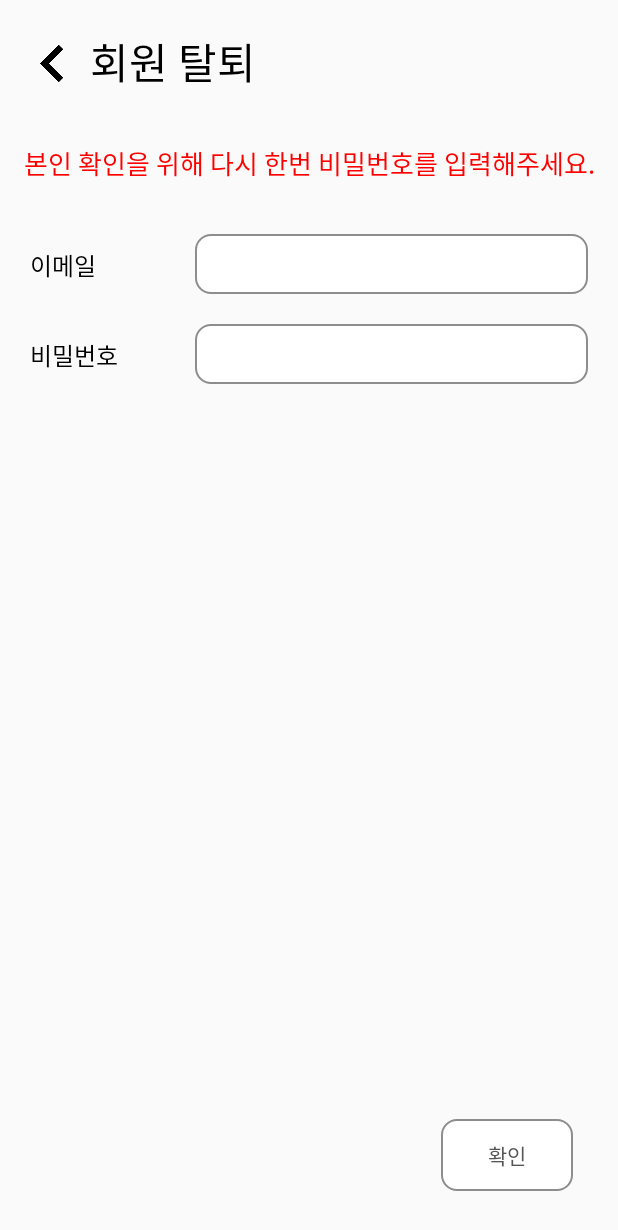
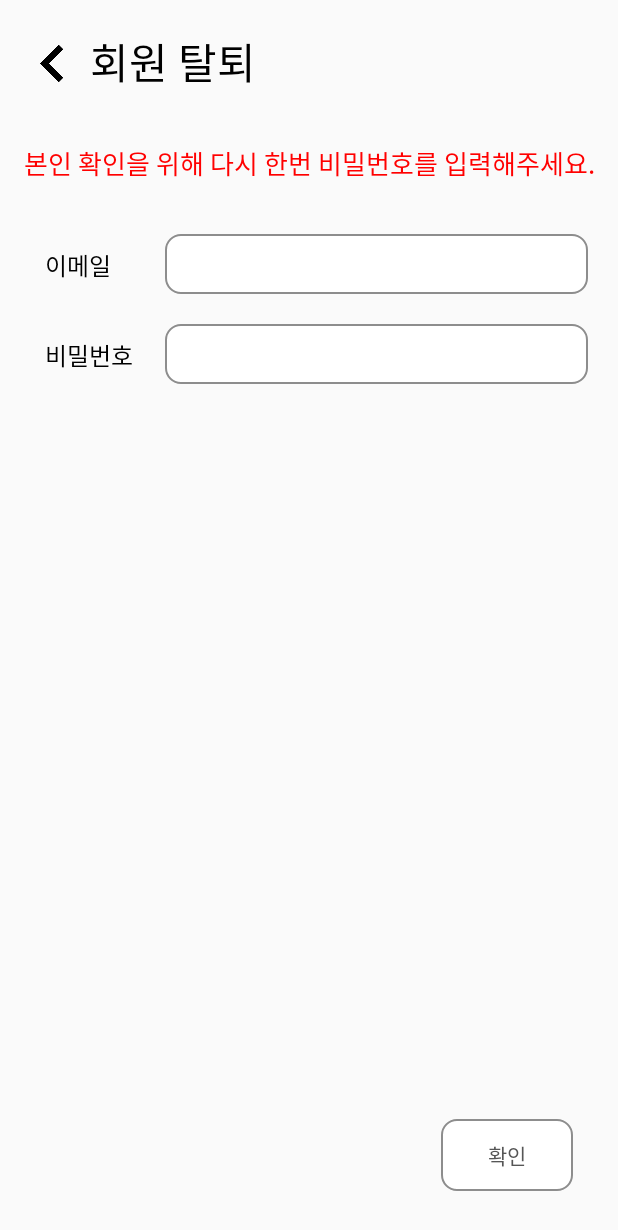
Before and after one commit to MobileSoftware2023/SanchaekHaSong, an Android app: the DeleteAccountActivity screen opened directly, with no data from a screen before it, on a phone screen of 412 x 824 dp. Shown: the top 1230 px of the screen. Run offline under Robolectric (Android 15) with nearby library versions, the light colour scheme and no system bars; our stand-ins replace Firebase (no records; nobody signed in at launch, a user with empty details on screens opened directly).

Commit message:
Update activity_delete_account.xml

```diff
--- a/app/src/main/res/layout/activity_delete_account.xml
+++ b/app/src/main/res/layout/activity_delete_account.xml
@@ -44,9 +44,9 @@
         >
 
         <TextView
-            android:layout_width="90dp"
+            android:layout_width="70dp"
             android:layout_height="50dp"
-            android:layout_marginLeft="20dp"
+            android:layout_marginLeft="30dp"
             android:gravity="center_vertical"
             android:text="이메일"
             android:textSize="16sp" />
@@ -55,7 +55,7 @@
             android:id="@+id/emailText"
             android:layout_width="match_parent"
             android:layout_height="40dp"
-            android:layout_marginLeft="20dp"
+            android:layout_marginLeft="10dp"
             android:layout_marginRight="20dp"
             android:background="@drawable/text_border"
             android:gravity="center_vertical"
@@ -73,9 +73,9 @@
         >
 
         <TextView
-            android:layout_width="90dp"
+            android:layout_width="70dp"
             android:layout_height="50dp"
-            android:layout_marginLeft="20dp"
+            android:layout_marginLeft="30dp"
             android:gravity="center_vertical"
             android:text="비밀번호"
             android:textSize="16sp" />
@@ -87,7 +87,7 @@
             android:padding="10dp"
             android:background="@drawable/text_border"
             android:layout_marginRight="20dp"
-            android:layout_marginLeft="20dp"
+            android:layout_marginLeft="10dp"
             android:textSize="16sp"
             android:inputType="textPassword"
             />
@@ -97,9 +97,7 @@
     <LinearLayout
         android:layout_width="match_parent"
         android:layout_height="0dp"
-        android:layout_weight="1"
-        >
-    </LinearLayout>
+        android:layout_weight="1"></LinearLayout>
 
     <Button
         android:id="@+id/deleteBtn"
```
